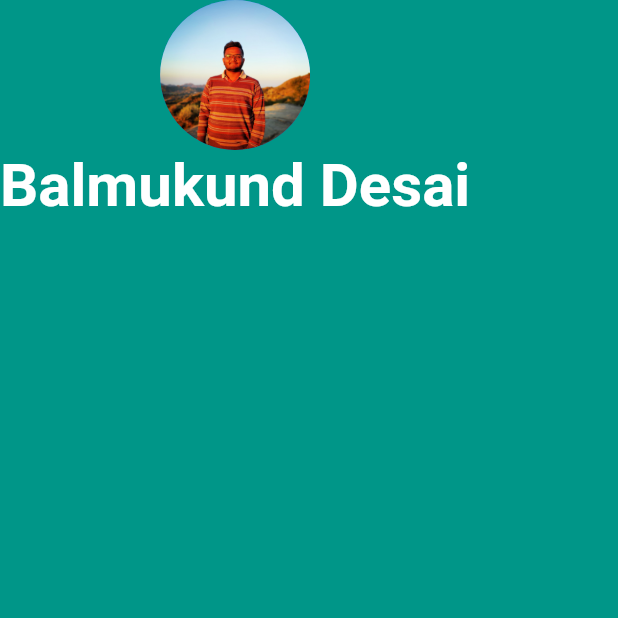
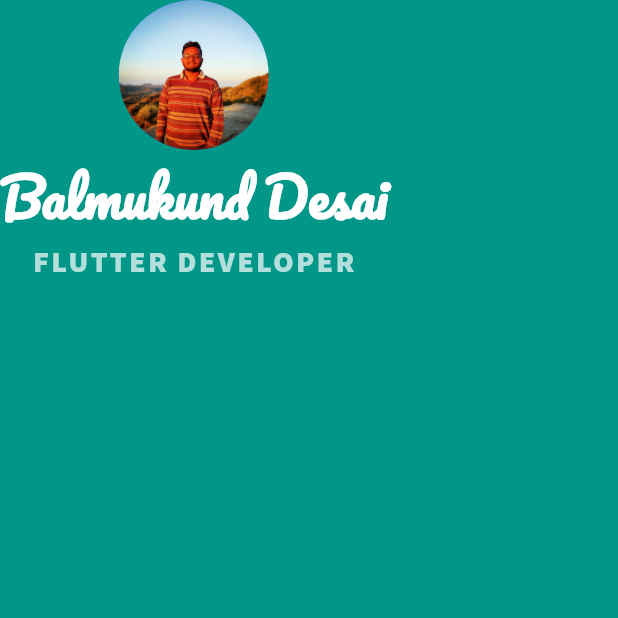
Before and after one commit to bmdesai0309/mi_card, a Flutter app: the screen it shows after launch, on a phone screen of 412 x 824 dp, the top half of it. Run offline on Flutter 3.47's test engine with Material 2 defaults, Android fonts, the phone set to English and light mode, and no system bars.

Commit message:
Change fonts and add text

```diff
--- a/lib/main.dart
+++ b/lib/main.dart
@@ -21,9 +21,21 @@ class MyApp extends StatelessWidget {
             Text(
               'Balmukund Desai',
               style: TextStyle(
-                fontSize: 40.0,
+                fontSize: 35.0,
                 color: Colors.white,
                 fontWeight: FontWeight.bold,
+                fontFamily: 'Pacifico'
+              ),
+            ),
+            Text(
+              'FLUTTER DEVELOPER',
+              style: TextStyle(
+                letterSpacing: 1.5,
+                fontSize: 20.0,
+                color: Colors.teal[100],
+                fontWeight: FontWeight.bold,
+                fontFamily: 'SourceSansPro'
+
               ),
             )
           ],
```
Also changed, not shown: pubspec.yaml (+9 -8 lines), fonts/Pacifico-Regular.ttf (added), fonts/SourceSansPro-Black.ttf (added).
